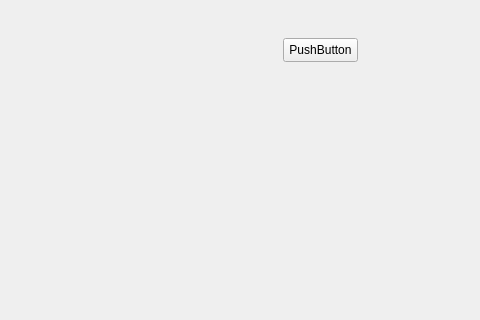
First picture: the form in restapisoppa/restapitestgui/mainwindow.ui, repository Siistikissa/bankautomat, before the edit; both pictures show x 207 to 687 and y 152 to 472 of the 800 by 600 pixel window.
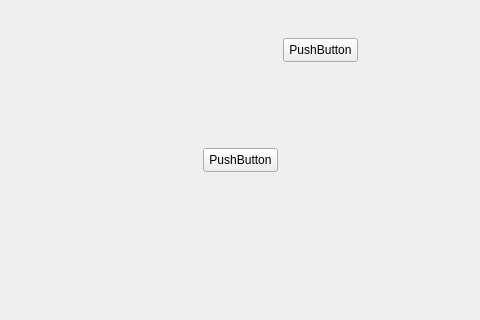
Second picture: the form after the edit.

The edit to the form file:
```diff
--- a/restapisoppa/restapitestgui/mainwindow.ui
+++ b/restapisoppa/restapitestgui/mainwindow.ui
@@ -50,6 +50,19 @@
      </rect>
     </property>
    </widget>
+   <widget class="QPushButton" name="pushButton_3">
+    <property name="geometry">
+     <rect>
+      <x>410</x>
+      <y>300</y>
+      <width>75</width>
+      <height>24</height>
+     </rect>
+    </property>
+    <property name="text">
+     <string>PushButton</string>
+    </property>
+   </widget>
   </widget>
   <widget class="QMenuBar" name="menubar">
    <property name="geometry">
```
